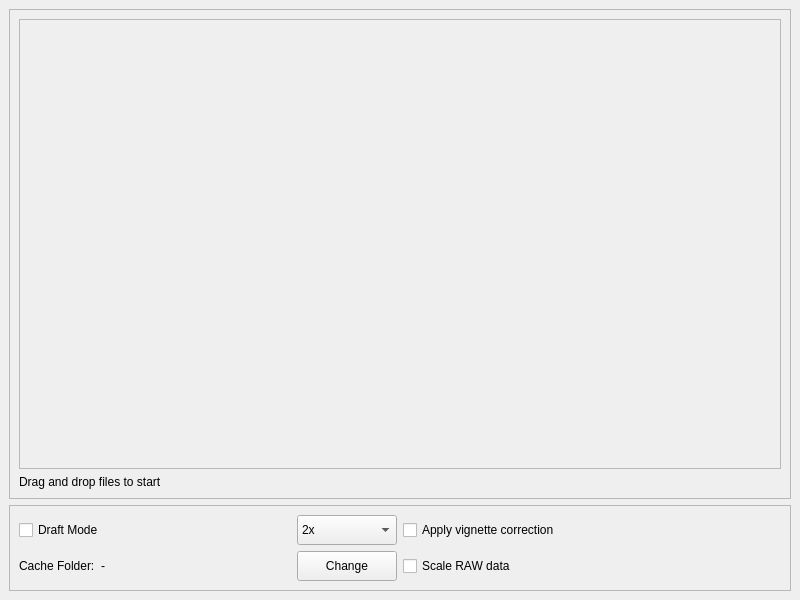
Above: ui/mainwindow.ui from xtrul/motioncam-fs before the change. Below: the same form after it.
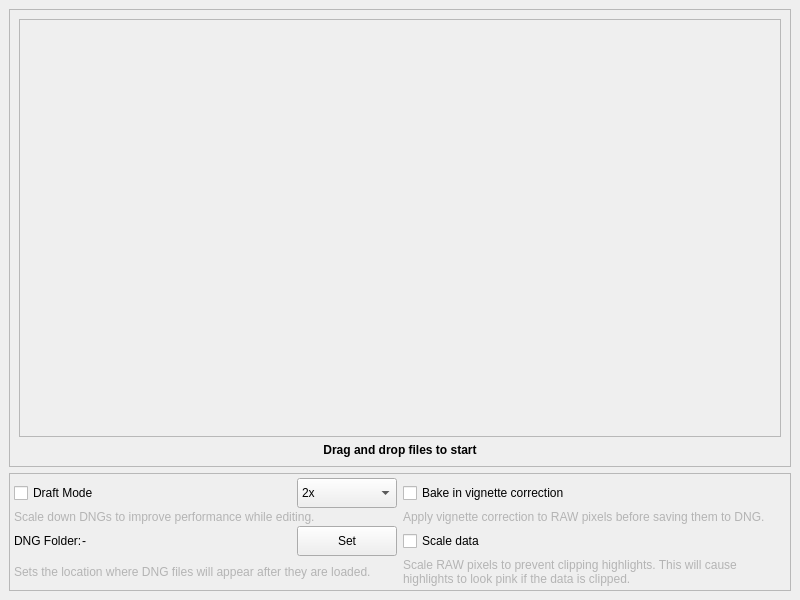
That is the form after the change.

The edit to the form file:
```diff
--- a/ui/mainwindow.ui
+++ b/ui/mainwindow.ui
@@ -37,8 +37,8 @@
            <rect>
             <x>0</x>
             <y>0</y>
-            <width>772</width>
-            <height>470</height>
+            <width>748</width>
+            <height>360</height>
            </rect>
           </property>
           <layout class="QVBoxLayout" name="verticalLayout_3">
@@ -65,7 +65,10 @@
        <item>
         <widget class="QLabel" name="dragAndDropLabel">
          <property name="text">
-          <string>Drag and drop files to start</string>
+          <string>&lt;html&gt;&lt;head/&gt;&lt;body&gt;&lt;p&gt;&lt;span style=&quot; font-weight:700;&quot;&gt;Drag and drop files to start&lt;/span&gt;&lt;/p&gt;&lt;/body&gt;&lt;/html&gt;</string>
+         </property>
+         <property name="alignment">
+          <set>Qt::AlignmentFlag::AlignCenter</set>
          </property>
         </widget>
        </item>
@@ -81,66 +84,31 @@
        <enum>QFrame::Shadow::Raised</enum>
       </property>
       <layout class="QGridLayout" name="gridLayout">
-       <item row="1" column="1">
-        <widget class="QCheckBox" name="scaleRawCheckBox">
-         <property name="enabled">
-          <bool>true</bool>
-         </property>
-         <property name="text">
-          <string>Scale RAW data</string>
-         </property>
-        </widget>
-       </item>
-       <item row="1" column="0">
-        <layout class="QHBoxLayout" name="cacheLayout">
-         <item>
-          <widget class="QLabel" name="descCacheFolder">
-           <property name="sizePolicy">
-            <sizepolicy hsizetype="Preferred" vsizetype="Preferred">
-             <horstretch>0</horstretch>
-             <verstretch>0</verstretch>
-            </sizepolicy>
-           </property>
-           <property name="text">
-            <string>Cache Folder:</string>
-           </property>
-          </widget>
-         </item>
-         <item>
-          <widget class="QLabel" name="cacheFolderLabel">
-           <property name="sizePolicy">
-            <sizepolicy hsizetype="Preferred" vsizetype="Preferred">
-             <horstretch>1</horstretch>
-             <verstretch>0</verstretch>
-            </sizepolicy>
-           </property>
-           <property name="text">
-            <string>-</string>
-           </property>
-          </widget>
-         </item>
-         <item>
-          <widget class="QPushButton" name="changeCacheBtn">
-           <property name="minimumSize">
-            <size>
-             <width>100</width>
-             <height>30</height>
-            </size>
-           </property>
-           <property name="text">
-            <string>Change</string>
-           </property>
-          </widget>
-         </item>
-        </layout>
-       </item>
+       <property name="leftMargin">
+        <number>4</number>
+       </property>
+       <property name="topMargin">
+        <number>4</number>
+       </property>
+       <property name="rightMargin">
+        <number>4</number>
+       </property>
+       <property name="bottomMargin">
+        <number>4</number>
+       </property>
+       <property name="horizontalSpacing">
+        <number>6</number>
+       </property>
+       <property name="verticalSpacing">
+        <number>2</number>
+       </property>
        <item row="0" column="1">
         <widget class="QCheckBox" name="vignetteCorrectionCheckBox">
          <property name="enabled">
           <bool>true</bool>
          </property>
          <property name="text">
-          <string>Apply vignette correction</string>
+          <string>Bake in vignette correction</string>
          </property>
         </widget>
        </item>
@@ -186,6 +154,96 @@
          </item>
         </layout>
        </item>
+       <item row="2" column="1">
+        <widget class="QCheckBox" name="scaleRawCheckBox">
+         <property name="enabled">
+          <bool>true</bool>
+         </property>
+         <property name="text">
+          <string>Scale data</string>
+         </property>
+        </widget>
+       </item>
+       <item row="2" column="0">
+        <layout class="QHBoxLayout" name="cacheLayout">
+         <item>
+          <widget class="QLabel" name="descCacheFolder">
+           <property name="sizePolicy">
+            <sizepolicy hsizetype="Preferred" vsizetype="Preferred">
+             <horstretch>0</horstretch>
+             <verstretch>0</verstretch>
+            </sizepolicy>
+           </property>
+           <property name="text">
+            <string>DNG Folder:</string>
+           </property>
+          </widget>
+         </item>
+         <item>
+          <widget class="QLabel" name="cacheFolderLabel">
+           <property name="sizePolicy">
+            <sizepolicy hsizetype="Preferred" vsizetype="Preferred">
+             <horstretch>1</horstretch>
+             <verstretch>0</verstretch>
+            </sizepolicy>
+           </property>
+           <property name="text">
+            <string>-</string>
+           </property>
+          </widget>
+         </item>
+         <item>
+          <widget class="QPushButton" name="changeCacheBtn">
+           <property name="minimumSize">
+            <size>
+             <width>100</width>
+             <height>30</height>
+            </size>
+           </property>
+           <property name="text">
+            <string>Set</string>
+           </property>
+          </widget>
+         </item>
+        </layout>
+       </item>
+       <item row="1" column="1">
+        <widget class="QLabel" name="vignetteCorrectionLabel">
+         <property name="text">
+          <string>&lt;html&gt;&lt;head/&gt;&lt;body&gt;&lt;p&gt;&lt;span style=&quot; color:#b4b4b4;&quot;&gt;Apply vignette correction to RAW pixels before saving them to DNG.&lt;/span&gt;&lt;/p&gt;&lt;/body&gt;&lt;/html&gt;</string>
+         </property>
+         <property name="wordWrap">
+          <bool>true</bool>
+         </property>
+        </widget>
+       </item>
+       <item row="3" column="1">
+        <widget class="QLabel" name="scaleRawLabel">
+         <property name="text">
+          <string>&lt;html&gt;&lt;head/&gt;&lt;body&gt;&lt;p&gt;&lt;span style=&quot; color:#b4b4b4;&quot;&gt;Scale RAW pixels to prevent clipping highlights. This will cause highlights to look pink if the data is clipped.&lt;/span&gt;&lt;/p&gt;&lt;/body&gt;&lt;/html&gt;</string>
+         </property>
+         <property name="scaledContents">
+          <bool>false</bool>
+         </property>
+         <property name="wordWrap">
+          <bool>true</bool>
+         </property>
+        </widget>
+       </item>
+       <item row="1" column="0">
+        <widget class="QLabel" name="label">
+         <property name="text">
+          <string>&lt;html&gt;&lt;head/&gt;&lt;body&gt;&lt;p&gt;&lt;span style=&quot; color:#b4b4b4;&quot;&gt;Scale down DNGs to improve performance while editing.&lt;/span&gt;&lt;/p&gt;&lt;/body&gt;&lt;/html&gt;</string>
+         </property>
+        </widget>
+       </item>
+       <item row="3" column="0">
+        <widget class="QLabel" name="label_2">
+         <property name="text">
+          <string>&lt;html&gt;&lt;head/&gt;&lt;body&gt;&lt;p&gt;&lt;span style=&quot; color:#b4b4b4;&quot;&gt;Sets the location where DNG files will appear after they are loaded.&lt;/span&gt;&lt;/p&gt;&lt;/body&gt;&lt;/html&gt;</string>
+         </property>
+        </widget>
+       </item>
       </layout>
      </widget>
     </item>
```
Left out of the diff: 2 changed lines with no effect on the pictures.
